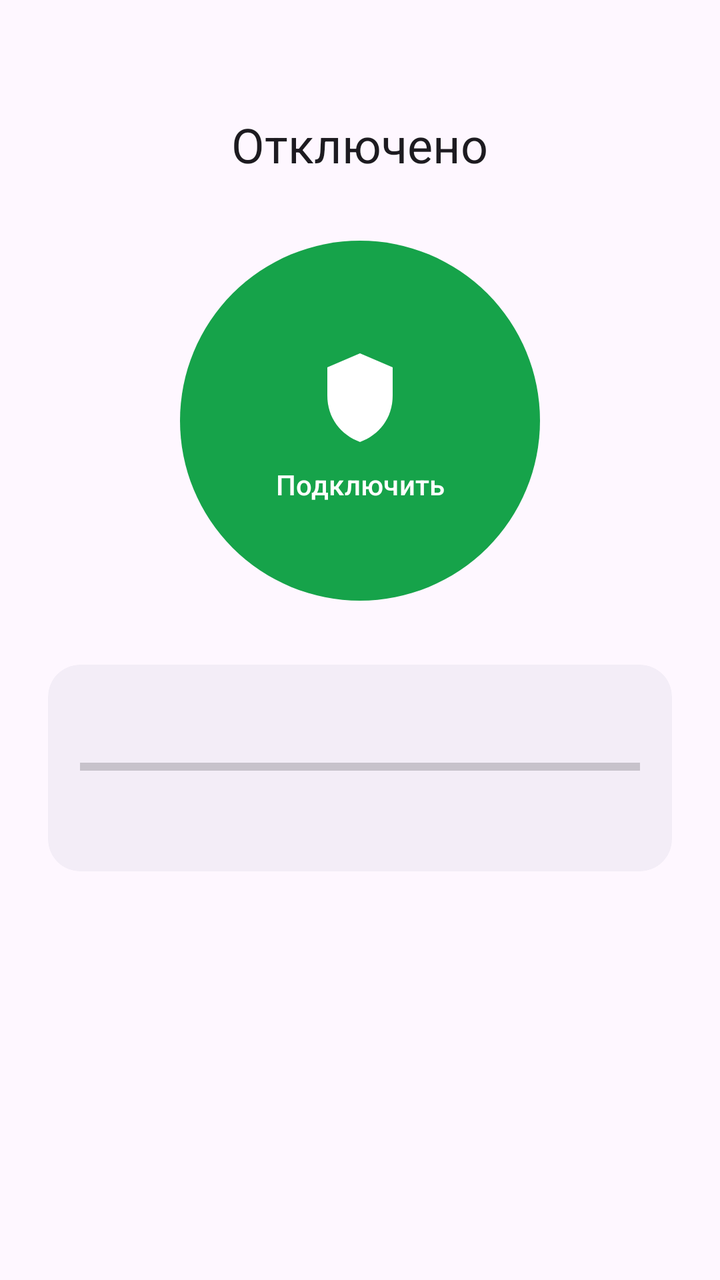
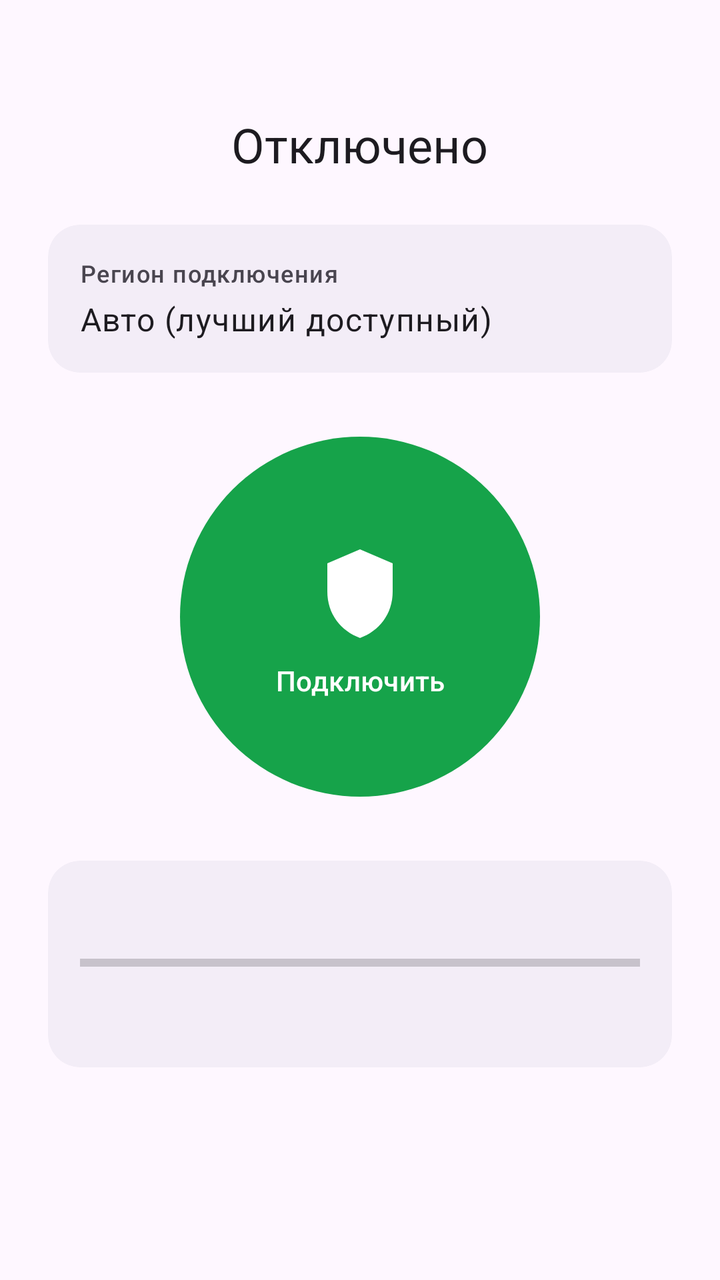

Compare the two renders of this Android layout. The source of the first and the diff that turns it into the second are given below.
<!-- AndroidManifest.xml: application theme Theme.VpnApp -->
<!-- res/layout/fragment_connect.xml -->
<?xml version="1.0" encoding="utf-8"?>
<ScrollView xmlns:android="http://schemas.android.com/apk/res/android"
    xmlns:app="http://schemas.android.com/apk/res-auto"
    android:layout_width="match_parent"
    android:layout_height="match_parent"
    android:fillViewport="true">

    <LinearLayout
        android:layout_width="match_parent"
        android:layout_height="wrap_content"
        android:orientation="vertical"
        android:gravity="center_horizontal"
        android:padding="24dp">

        <TextView
            android:id="@+id/statusText"
            android:layout_width="wrap_content"
            android:layout_height="wrap_content"
            android:layout_marginTop="32dp"
            android:textAppearance="?attr/textAppearanceHeadlineSmall"
            android:text="@string/state_disconnected" />

        <TextView
            android:id="@+id/regionText"
            android:layout_width="wrap_content"
            android:layout_height="wrap_content"
            android:layout_marginTop="4dp"
            android:textAppearance="?attr/textAppearanceBodyMedium"
            android:visibility="gone" />

        <com.google.android.material.button.MaterialButton
            android:id="@+id/connectButton"
            android:layout_width="180dp"
            android:layout_height="180dp"
            android:layout_marginTop="32dp"
            android:insetTop="0dp"
            android:insetBottom="0dp"
            app:cornerRadius="90dp"
            app:icon="@drawable/ic_shield"
            app:iconSize="56dp"
            app:iconGravity="textTop"
            android:text="@string/connect_action" />

        <androidx.cardview.widget.CardView
            android:id="@+id/operatorBlockedCard"
            android:layout_width="match_parent"
            android:layout_height="wrap_content"
            android:layout_marginTop="32dp"
            android:visibility="gone"
            app:cardCornerRadius="16dp"
            app:cardElevation="0dp"
            app:cardBackgroundColor="?attr/colorSurfaceContainer">

            <LinearLayout
                android:layout_width="match_parent"
                android:layout_height="wrap_content"
                android:orientation="vertical"
                android:padding="16dp">

                <TextView
                    android:layout_width="match_parent"
                    android:layout_height="wrap_content"
                    android:text="@string/operator_blocked_title"
                    android:textStyle="bold"
                    android:textAppearance="?attr/textAppearanceTitleMedium" />

                <TextView
                    android:layout_width="match_parent"
                    android:layout_height="wrap_content"
                    android:layout_marginTop="8dp"
                    android:text="@string/operator_blocked_body"
                    android:textAppearance="?attr/textAppearanceBodyMedium" />
            </LinearLayout>
        </androidx.cardview.widget.CardView>

        <androidx.cardview.widget.CardView
            android:id="@+id/quotaCard"
            android:layout_width="match_parent"
            android:layout_height="wrap_content"
            android:layout_marginTop="32dp"
            app:cardCornerRadius="16dp"
            app:cardElevation="0dp"
            app:cardBackgroundColor="?attr/colorSurfaceContainer">

            <LinearLayout
                android:layout_width="match_parent"
                android:layout_height="wrap_content"
                android:orientation="vertical"
                android:padding="16dp">

                <TextView
                    android:id="@+id/trafficText"
                    android:layout_width="match_parent"
                    android:layout_height="wrap_content"
                    android:textAppearance="?attr/textAppearanceBodyMedium" />

                <ProgressBar
                    android:id="@+id/trafficProgress"
                    style="?android:attr/progressBarStyleHorizontal"
                    android:layout_width="match_parent"
                    android:layout_height="wrap_content"
                    android:layout_marginTop="8dp"
                    android:max="100" />

                <TextView
                    android:id="@+id/expiresText"
                    android:layout_width="match_parent"
                    android:layout_height="wrap_content"
                    android:layout_marginTop="12dp"
                    android:textAppearance="?attr/textAppearanceBodySmall" />
            </LinearLayout>
        </androidx.cardview.widget.CardView>

    </LinearLayout>
</ScrollView>
<!-- resources referenced by this layout -->
<resources>
  <!-- drawable ic_shield (drawable) -->
  <?xml version="1.0" encoding="utf-8"?>
  <vector xmlns:android="http://schemas.android.com/apk/res/android"
      android:width="24dp"
      android:height="24dp"
      android:viewportWidth="24"
      android:viewportHeight="24"
      android:tint="#FFFFFF">
      <path
          android:fillColor="@android:color/white"
          android:pathData="M12,2 L19,5 V11 C19,16 16,19.5 12,21 C8,19.5 5,16 5,11 V5 Z" />
  </vector>
  <string name="connect_action">Подключить</string>
  <string name="operator_blocked_body">Российские сайты открываются, а внешние — нет. Это делает ваш оператор связи. Мы автоматически подбираем резервные ноды, попробуйте переподключиться через минуту.</string>
  <string name="operator_blocked_title">Это ограничение оператора, а не сервиса</string>
  <string name="state_disconnected">Отключено</string>
  <style name="Theme.VpnApp" parent="Theme.Material3.DayNight.NoActionBar">
          <item name="colorPrimary">@color/brand_600</item>
          <item name="colorOnPrimary">@color/white</item>
          <item name="colorPrimaryContainer">@color/brand_100</item>
          <item name="colorOnPrimaryContainer">@color/brand_700</item>
          <item name="colorSecondary">@color/brand_500</item>
          <item name="colorSurface">@color/white</item>
          <item name="colorOnSurface">@color/dark_950</item>
          <item name="android:statusBarColor">?attr/colorSurface</item>
          <item name="android:windowLightStatusBar">true</item>
      </style>
  <color name="brand_600">#16A34A</color>
  <color name="white">#FFFFFF</color>
  <color name="brand_100">#DCFCE7</color>
  <color name="brand_700">#15803D</color>
  <color name="brand_500">#22C55E</color>
  <color name="dark_950">#060709</color>
</resources>

<!-- the commit's change to res/layout/fragment_connect.xml (unified diff, before → after) -->
@@ -27,6 +27,49 @@
             android:layout_marginTop="4dp"
             android:textAppearance="?attr/textAppearanceBodyMedium"
             android:visibility="gone" />
+
+        <androidx.cardview.widget.CardView
+            android:id="@+id/regionCard"
+            android:layout_width="match_parent"
+            android:layout_height="wrap_content"
+            android:layout_marginTop="24dp"
+            android:clickable="true"
+            android:focusable="true"
+            app:cardCornerRadius="16dp"
+            app:cardElevation="0dp"
+            app:cardBackgroundColor="?attr/colorSurfaceContainer">
+
+            <LinearLayout
+                android:layout_width="match_parent"
+                android:layout_height="wrap_content"
+                android:orientation="vertical"
+                android:padding="16dp">
+
+                <TextView
+                    android:layout_width="match_parent"
+                    android:layout_height="wrap_content"
+                    android:text="@string/region_picker_title"
+                    android:textAppearance="?attr/textAppearanceLabelMedium" />
+
+                <TextView
+                    android:id="@+id/regionSelectedText"
+                    android:layout_width="match_parent"
+                    android:layout_height="wrap_content"
+                    android:layout_marginTop="4dp"
+                    android:text="@string/region_auto"
+                    android:textAppearance="?attr/textAppearanceBodyLarge" />
+
+                <TextView
+                    android:id="@+id/regionFallbackNotice"
+                    android:layout_width="match_parent"
+                    android:layout_height="wrap_content"
+                    android:layout_marginTop="6dp"
+                    android:text="@string/region_unavailable_notice"
+                    android:textColor="@color/state_operator_blocked"
+                    android:textAppearance="?attr/textAppearanceBodySmall"
+                    android:visibility="gone" />
+            </LinearLayout>
+        </androidx.cardview.widget.CardView>
 
         <com.google.android.material.button.MaterialButton
             android:id="@+id/connectButton"
<!-- resource entries referenced after the edit -->
@@ -1,5 +1,6 @@
 <!-- resources referenced by this layout -->
 <resources>
+  <color name="state_operator_blocked">#EF4444</color>
   <!-- drawable ic_shield (drawable) -->
   <?xml version="1.0" encoding="utf-8"?>
   <vector xmlns:android="http://schemas.android.com/apk/res/android"
@@ -15,6 +16,9 @@
   <string name="connect_action">Подключить</string>
   <string name="operator_blocked_body">Российские сайты открываются, а внешние — нет. Это делает ваш оператор связи. Мы автоматически подбираем резервные ноды, попробуйте переподключиться через минуту.</string>
   <string name="operator_blocked_title">Это ограничение оператора, а не сервиса</string>
+  <string name="region_auto">Авто (лучший доступный)</string>
+  <string name="region_picker_title">Регион подключения</string>
+  <string name="region_unavailable_notice">Выбранный регион сейчас недоступен — используется автоматический выбор</string>
   <string name="state_disconnected">Отключено</string>
   <style name="Theme.VpnApp" parent="Theme.Material3.DayNight.NoActionBar">
           <item name="colorPrimary">@color/brand_600</item>
